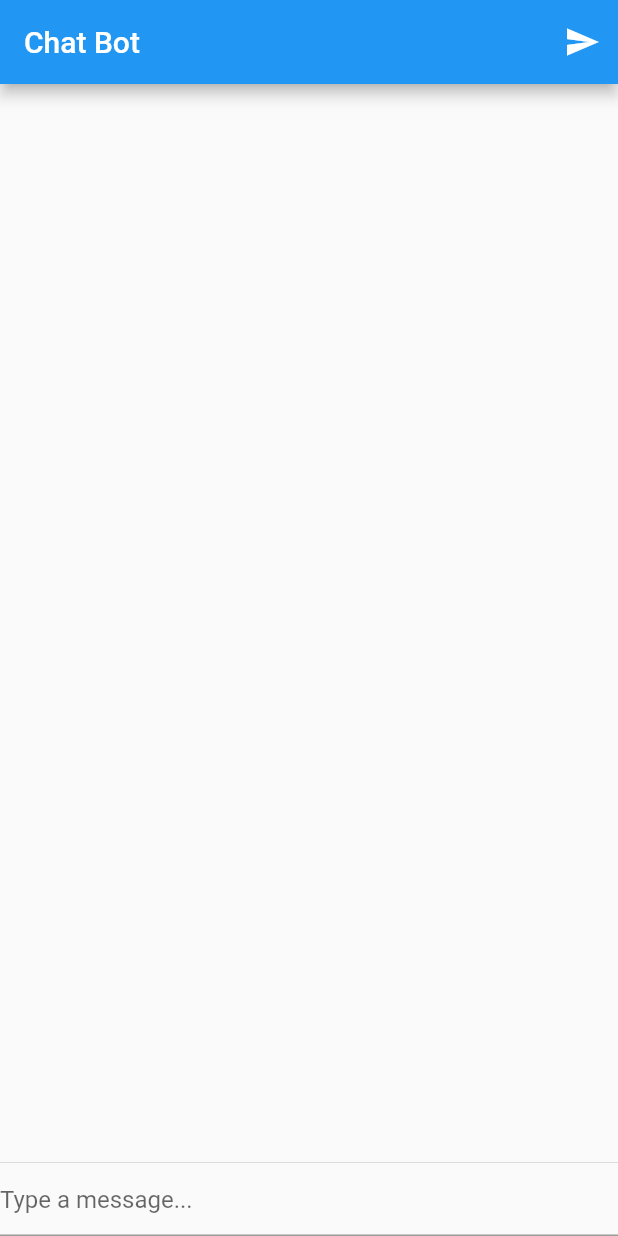
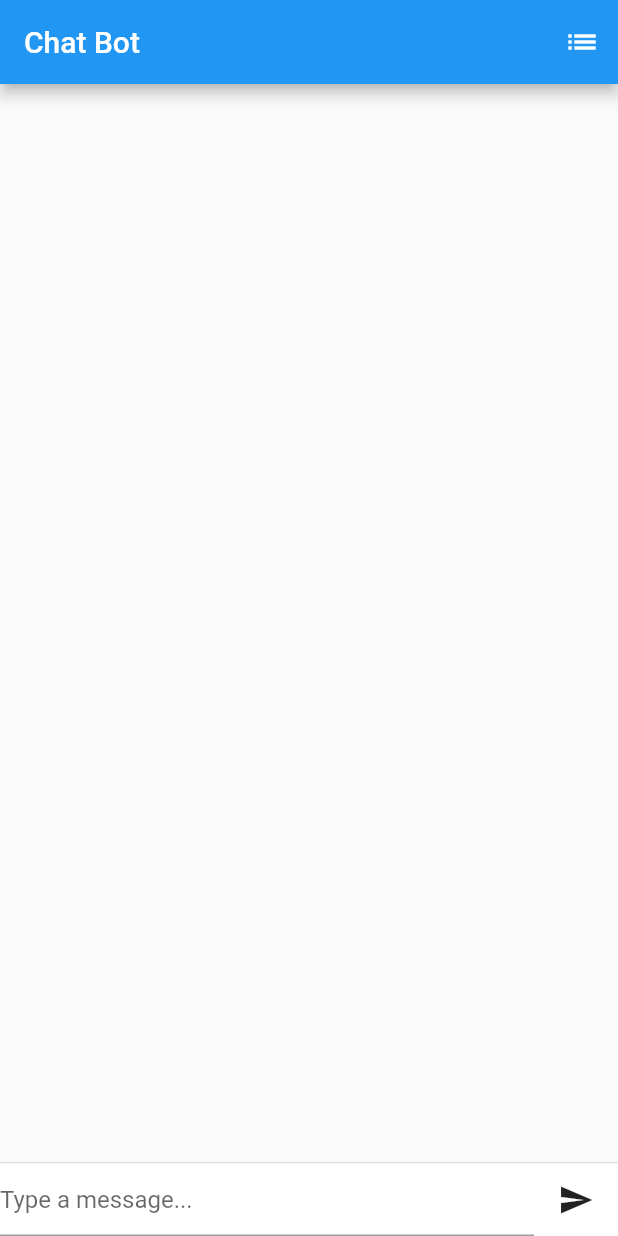
Before and after one commit to act262/MyAssistant, a Flutter app: the screen it shows after launch, after a tap on the "send" icon, on a phone screen of 412 x 824 dp. Run offline on Flutter 3.47's test engine with Material 2 defaults, Android fonts, the phone set to English and light mode, and no system bars; missing offline and left inert: dart_openai.

Commit message:
Update ui

```diff
--- a/lib/main.dart
+++ b/lib/main.dart
@@ -29,43 +29,89 @@ class _ChatScreenState extends State<ChatScreen> {
   final textController = TextEditingController();
   final messages = <String>[];
 
+  bool _isLoading = false;
+
   @override
   Widget build(BuildContext context) {
     return Scaffold(
         appBar: AppBar(
-        title: Text('Chat Bot'),
+          title: const Text('Chat Bot'),
           actions: [
             IconButton(
-            icon: Icon(Icons.send),
-            onPressed: sendMessage,
+              icon: Icon(Icons.list),
+              onPressed: _clickMenu,
             ),
           ],
         ),
-      body: Column(
-        children: [
+        body: Column(children: [
           Flexible(
             child: ListView.builder(
               itemCount: messages.length,
-              itemBuilder: (_, index) => ListTile(title: Text(messages[index])),
+              itemBuilder: (_, index) => Container(
+                color: index % 2 == 0 ? Colors.white : Colors.grey[200],
+                child: ListTile(title: SelectableText(messages[index])),
+              ),
             ),
           ),
           const Divider(height: 2),
-          TextField(
+          Container(
+            decoration: BoxDecoration(color: Theme.of(context).cardColor),
+            child: Row(
+              children: [
+                Flexible(
+                  child: TextField(
                     controller: textController,
                     decoration: InputDecoration(hintText: 'Type a message...'),
-            onSubmitted: (_) => sendMessage(),
+                    onSubmitted: (_) => _sendMessage(),
+                  ),
+                ),
+                // 带loading的发送按钮
+                Container(
+                  margin: const EdgeInsets.symmetric(horizontal: 4),
+                  child: _isLoading
+                      ? const CircularProgressIndicator()
+                      : IconButton(
+                          icon: Icon(Icons.send),
+                          onPressed: _sendMessage,
+                        ),
+                ),
+
+                // IconButton(
+                //   icon: Icon(Icons.send),
+                //   onPressed: sendMessage,
+                // ),
+              ],
+            ),
+          )
+        ]));
+  }
+
+  void _clickMenu() {
+    showMenu(
+      context: context,
+      position: RelativeRect.fromLTRB(1000.0, 75.0, 0.0, 0.0), //让菜单显示在AppBar的右侧
+      items: <PopupMenuItem<String>>[
+        PopupMenuItem<String>(
+          value: 'value1',
+          child: Text('Menu item 1'),
+        ),
+        PopupMenuItem<String>(
+          value: 'value2',
+          child: Text('Menu item 2'),
         ),
       ],
-      ),
-    );
+    ).then((value) {
+      // 处理弹出菜单选择的值
+    });
   }
 
-  Future<void> sendMessage() async {
+  Future<void> _sendMessage() async {
     final message = textController.text;
     if (message.isNotEmpty) {
       // send message to openai api
       try {
         debugPrint("chat created");
+        setState(() => _isLoading = true);
         OpenAIChatCompletionModel chatCompletion =
             await OpenAI.instance.chat.create(
           model: "gpt-3.5-turbo",
@@ -82,10 +128,20 @@ class _ChatScreenState extends State<ChatScreen> {
         // add response to messages list
         setState(() => messages
             .addAll([message, chatCompletion.choices.first.message.content]));
+        setState(() => _isLoading = false);
         // clear text field
         textController.text = '';
       } on RequestFailedException catch (e) {
         print(e);
+        // 提示错误信息
+        setState(() => _isLoading = false);
+        // show snackbar
+        ScaffoldMessenger.of(context).showSnackBar(
+          SnackBar(
+            content: Text(e.message),
+            backgroundColor: Colors.red,
+          ),
+        );
       }
     }
   }
```
Lines whose indentation alone changed are shown as unchanged.
